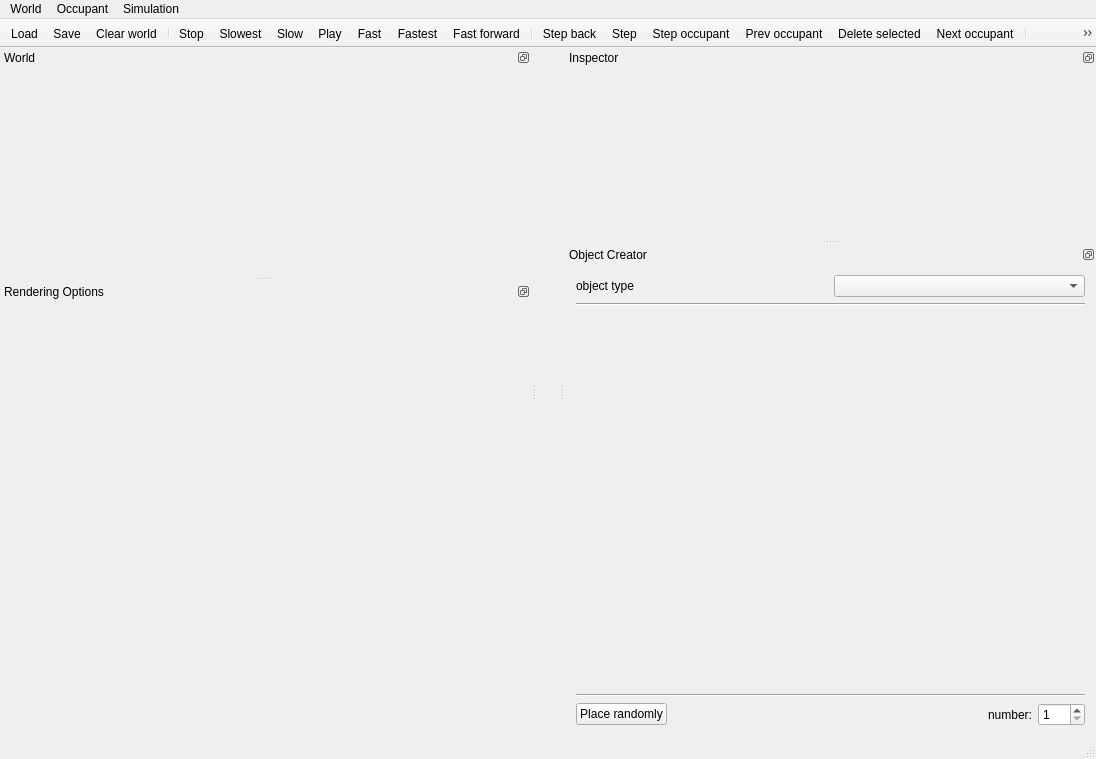
First picture: the form in gui/mainwindow.ui, repository taliesinb/floatworld, before the edit.
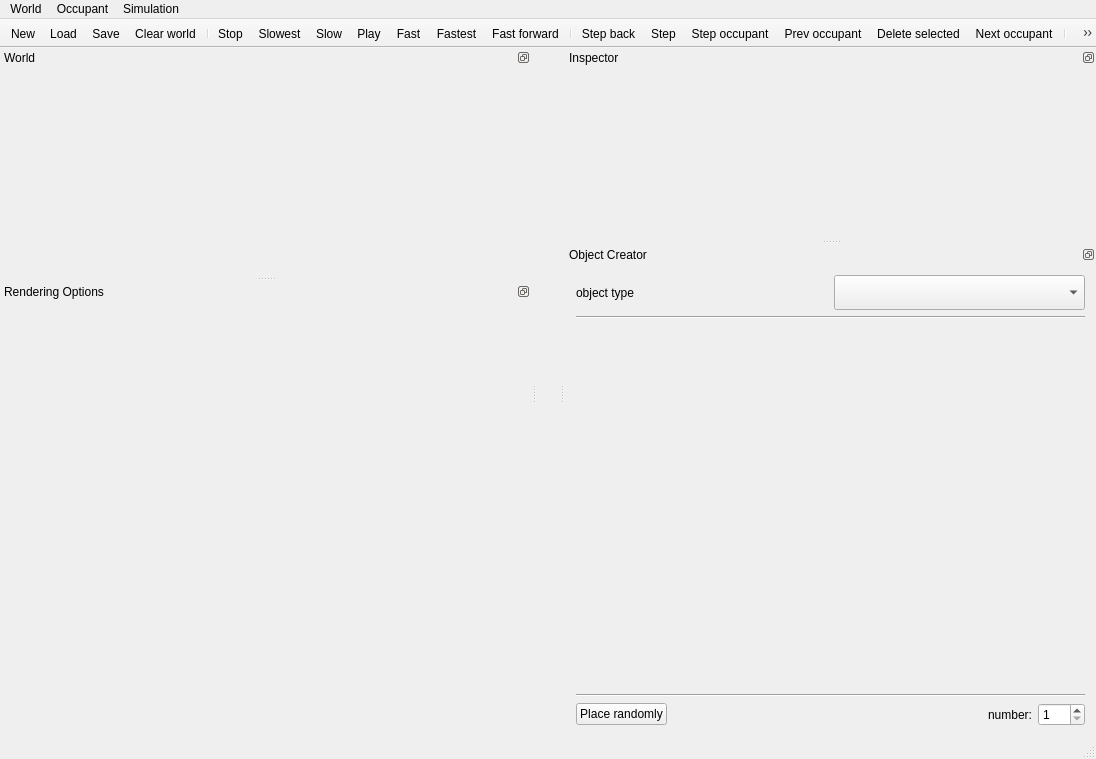
Second picture: the form after the edit. Icons and pictures are not drawn. Custom widgets are drawn as their Qt base class.

Diff of the .ui file:
```diff
--- a/gui/mainwindow.ui
+++ b/gui/mainwindow.ui
@@ -111,6 +111,7 @@
    <attribute name="toolBarBreak">
     <bool>false</bool>
    </attribute>
+   <addaction name="actionNew"/>
    <addaction name="actionLoad"/>
    <addaction name="actionSave"/>
    <addaction name="actionClearAll"/>
@@ -217,6 +218,18 @@
        </item>
        <item>
         <widget class="QComboBox" name="objectComboBox">
+         <property name="sizePolicy">
+          <sizepolicy hsizetype="Preferred" vsizetype="Maximum">
+           <horstretch>0</horstretch>
+           <verstretch>0</verstretch>
+          </sizepolicy>
+         </property>
+         <property name="minimumSize">
+          <size>
+           <width>0</width>
+           <height>35</height>
+          </size>
+         </property>
          <property name="font">
           <font>
            <weight>75</weight>
```
